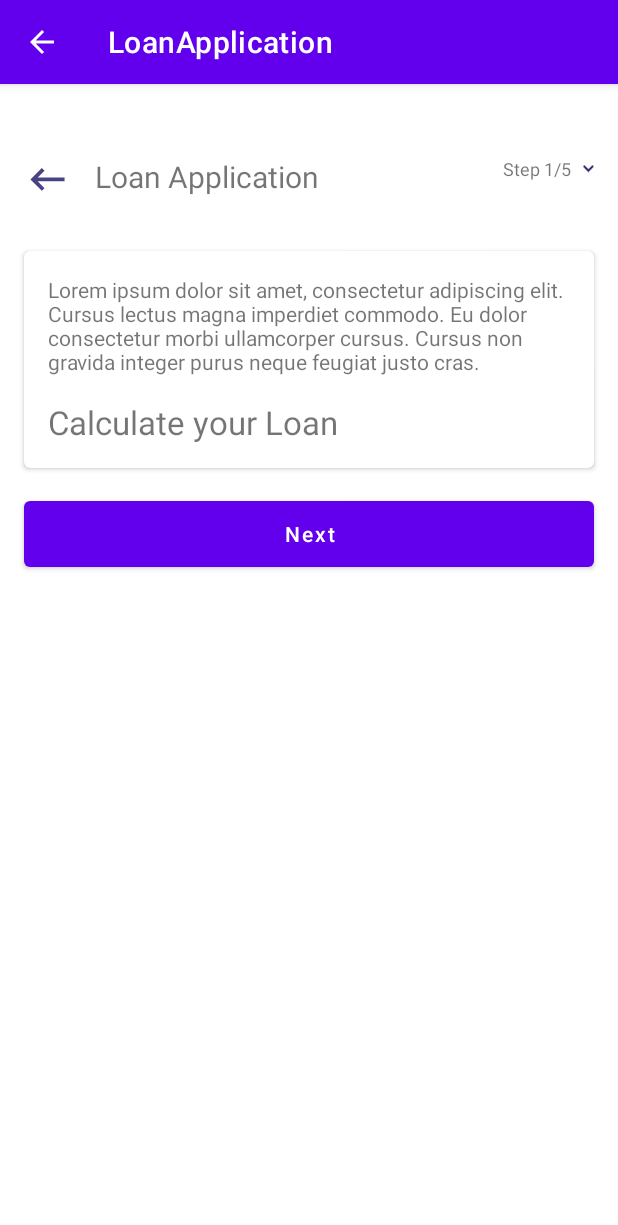
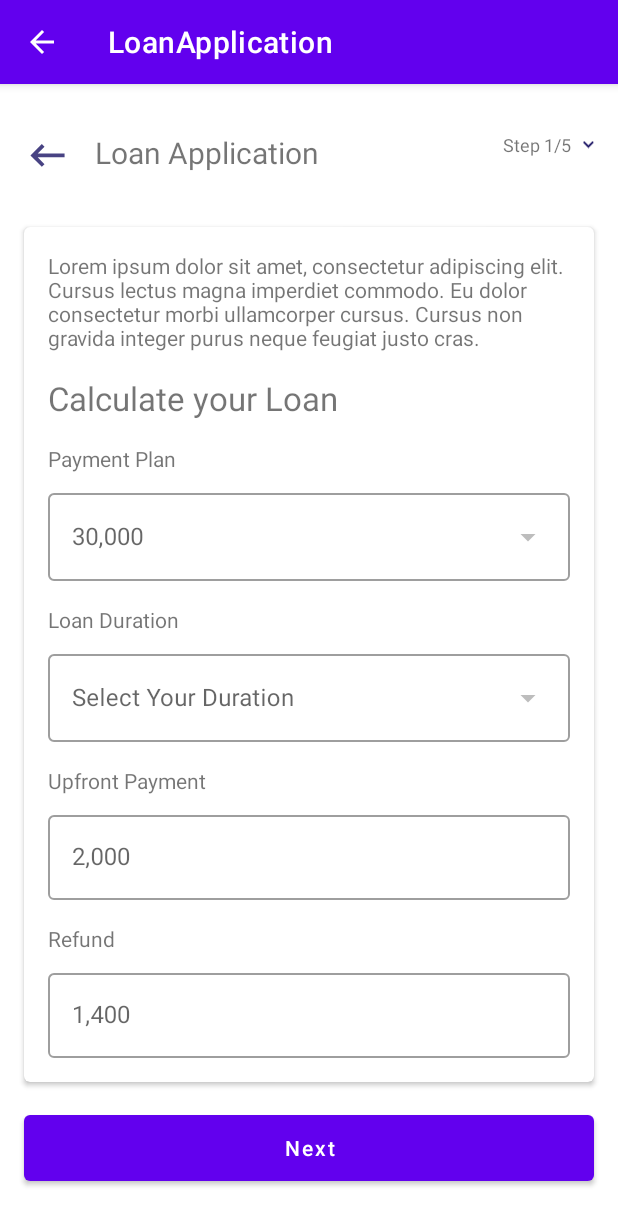
Before and after one commit to TobiAlbert/LoanApplication, an Android app: the LoanCalculatorActivity screen opened directly, with no data from a screen before it, on a phone screen of 412 x 824 dp. Shown: the top 1225 px of the screen. Run offline under Robolectric (Android 15) with nearby library versions, the phone set to English and light mode, and no system bars.

Commit message:
Final Push

```diff
--- /dev/null
+++ b/app/src/main/res/drawable/background_calculate_loan_card.xml
@@ -0,0 +1,12 @@
+<?xml version="1.0" encoding="utf-8"?>
+<shape xmlns:android="http://schemas.android.com/apk/res/android"
+    android:shape="rectangle">
+
+    <solid
+        android:color="#3ABC25"/>
+
+    <stroke
+
+        />
+
+</shape>
--- /dev/null
+++ b/app/src/main/res/drawable/ic_arrow_down.xml
@@ -0,0 +1,10 @@
+<vector xmlns:android="http://schemas.android.com/apk/res/android"
+    android:width="24dp"
+    android:height="24dp"
+    android:viewportWidth="24"
+    android:viewportHeight="24"
+    android:tint="?attr/colorControlNormal">
+  <path
+      android:fillColor="@android:color/white"
+      android:pathData="M7,10l5,5 5,-5z"/>
+</vector>
--- a/app/src/main/res/layout/activity_loan_calculator.xml
+++ b/app/src/main/res/layout/activity_loan_calculator.xml
@@ -1,5 +1,5 @@
 <?xml version="1.0" encoding="utf-8"?>
-<LinearLayout xmlns:android="http://schemas.android.com/apk/res/android"
+<ScrollView xmlns:android="http://schemas.android.com/apk/res/android"
     xmlns:app="http://schemas.android.com/apk/res-auto"
     xmlns:tools="http://schemas.android.com/tools"
     android:layout_width="match_parent"
@@ -7,10 +7,14 @@
     android:orientation="vertical"
     tools:context=".presentation.loan_calclator.LoanCalculatorActivity">
 
+    <LinearLayout
+        android:layout_width="match_parent"
+        android:layout_height="match_parent"
+        android:orientation="vertical">
         <RelativeLayout
             android:layout_width="match_parent"
             android:layout_height="wrap_content"
-        android:layout_marginTop="32dp"
+            android:layout_marginTop="16dp"
             android:padding="16dp">
 
             <ImageView
@@ -55,6 +59,7 @@
             android:layout_height="56dp"
             android:text="@string/next"
             android:textAllCaps="false"
-        android:layout_marginStart="16dp"
-        android:layout_marginEnd="16dp"/>
+            android:layout_marginStart="@dimen/normal_margin"
+            android:layout_marginEnd="@dimen/normal_margin"/>
     </LinearLayout>
+</ScrollView>
--- a/app/src/main/res/layout/layout_calculate_loan.xml
+++ b/app/src/main/res/layout/layout_calculate_loan.xml
@@ -19,11 +19,85 @@
             android:layout_height="wrap_content"/>
 
         <TextView
-            android:layout_marginTop="16dp"
+            android:layout_marginTop="@dimen/normal_margin"
             android:text="@string/calculate_your_loan"
             android:layout_width="wrap_content"
             android:layout_height="wrap_content"
             android:textSize="22sp"/>
+
+        <TextView
+            android:layout_marginTop="@dimen/normal_margin"
+            android:text="@string/payment_plan"
+            android:layout_width="wrap_content"
+            android:layout_height="wrap_content"/>
+
+        <com.google.android.material.textfield.TextInputLayout
+            android:layout_width="match_parent"
+            android:layout_height="wrap_content"
+            android:layout_marginTop="@dimen/half_margin"
+            style="@style/Widget.MaterialComponents.TextInputLayout.OutlinedBox">
+        <com.google.android.material.textfield.TextInputEditText
+            android:layout_width="match_parent"
+            android:layout_height="wrap_content"
+            android:drawableEnd="@drawable/ic_arrow_down"
+            android:enabled="false"
+            android:hint="@string/_30_000"/>
+        </com.google.android.material.textfield.TextInputLayout>
+
+        <TextView
+            android:text="@string/loan_duration"
+            android:layout_marginTop="@dimen/normal_margin"
+            android:layout_width="wrap_content"
+            android:layout_height="wrap_content"/>
+
+        <com.google.android.material.textfield.TextInputLayout
+            android:layout_width="match_parent"
+            android:layout_height="wrap_content"
+            android:layout_marginTop="@dimen/half_margin"
+            style="@style/Widget.MaterialComponents.TextInputLayout.OutlinedBox">
+            <com.google.android.material.textfield.TextInputEditText
+                android:layout_width="match_parent"
+                android:layout_height="wrap_content"
+                android:drawableEnd="@drawable/ic_arrow_down"
+                android:enabled="false"
+                android:hint="@string/select_your_duration"/>
+        </com.google.android.material.textfield.TextInputLayout>
+
+        <TextView
+            android:text="@string/upfront_payment"
+            android:layout_width="wrap_content"
+            android:layout_marginTop="@dimen/normal_margin"
+            android:layout_height="wrap_content"/>
+
+        <com.google.android.material.textfield.TextInputLayout
+            android:layout_width="match_parent"
+            android:layout_height="wrap_content"
+            android:layout_marginTop="@dimen/half_margin"
+            style="@style/Widget.MaterialComponents.TextInputLayout.OutlinedBox">
+            <com.google.android.material.textfield.TextInputEditText
+                android:layout_width="match_parent"
+                android:layout_height="wrap_content"
+                android:enabled="false"
+                android:hint="@string/_2_000"/>
+        </com.google.android.material.textfield.TextInputLayout>
+
+        <TextView
+            android:text="@string/refund"
+            android:layout_marginTop="@dimen/normal_margin"
+            android:layout_width="wrap_content"
+            android:layout_height="wrap_content"/>
+
+        <com.google.android.material.textfield.TextInputLayout
+            android:layout_width="match_parent"
+            android:layout_height="wrap_content"
+            android:layout_marginTop="@dimen/half_margin"
+            style="@style/Widget.MaterialComponents.TextInputLayout.OutlinedBox">
+            <com.google.android.material.textfield.TextInputEditText
+                android:layout_width="match_parent"
+                android:layout_height="wrap_content"
+                android:enabled="false"
+                android:hint="@string/_1_400"/>
+        </com.google.android.material.textfield.TextInputLayout>
     </LinearLayout>
 
 </androidx.cardview.widget.CardView>
--- /dev/null
+++ b/app/src/main/res/values/dimens.xml
@@ -0,0 +1,6 @@
+<?xml version="1.0" encoding="utf-8"?>
+<resources>
+    <dimen name="double_margin">32dp</dimen>
+    <dimen name="half_margin">8dp</dimen>
+    <dimen name="normal_margin">16dp</dimen>
+</resources>
--- a/app/src/main/res/values/strings.xml
+++ b/app/src/main/res/values/strings.xml
@@ -4,4 +4,13 @@
     <string name="lorem_ipsum">Lorem ipsum dolor sit amet, consectetur adipiscing elit. Cursus lectus magna imperdiet commodo. Eu dolor consectetur morbi ullamcorper cursus. Cursus non gravida integer purus neque feugiat justo cras.</string>
     <string name="calculate_your_loan">Calculate your Loan</string>
     <string name="next">Next</string>
+    <string name="_30_000">30,000</string>
+    <string name="_30_000">30,000</string>
+    <string name="_1_400">1,400</string>
+    <string name="refund">Refund</string>
+    <string name="_2_000">2,000</string>
+    <string name="upfront_payment">Upfront Payment</string>
+    <string name="select_your_duration">Select Your Duration</string>
+    <string name="loan_duration">Loan Duration</string>
+    <string name="payment_plan">Payment Plan</string>
 </resources>
```
Also changed, not shown: app/src/main/res/drawable/background_loan_application.xml (renamed from app/src/main/res/drawable/loan_application_background.xml). Lines whose indentation alone changed are shown as unchanged.
